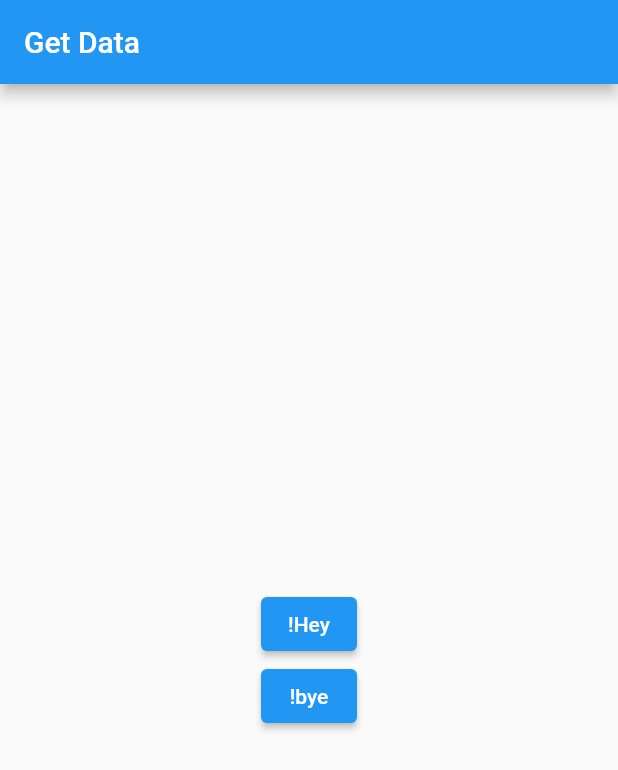
After one commit to bilal1080/basics, a Flutter app: the screen it shows after launch, after a tap on "Pick any option", on a phone screen of 412 x 824 dp. The commit adds this screen. Shown: the top 770 px of the screen. Run offline on Flutter 3.47's test engine with Material 2 defaults, Android fonts, the phone set to English and light mode, and no system bars.

Commit message:
fifth commit

```diff
--- a/lib/main.dart
+++ b/lib/main.dart
@@ -1,6 +1,8 @@
 import 'package:flutter/material.dart';
+import 'package:flutter_medium/new.dart';
+import 'package:flutter_medium/returnDataToScreen.dart';
 
-import 'ongenerateRoute.dart';
+//import 'ongenerateRoute.dart';
 // import 'package:flutter_medium/screen1.dart';
 // import 'package:flutter_medium/screen2.dart';
 // import 'package:flutter_medium/secondScreen.dart';
@@ -15,9 +17,7 @@ class MyApp extends StatelessWidget {
   Widget build(BuildContext context) {
     return MaterialApp(
       debugShowCheckedModeBanner: false,
-      initialRoute: '/',
-     onGenerateRoute: RouteGenerator.generateRoute,
-
+      home: Screen(),
     );
   }
 }
--- /dev/null
+++ b/lib/new.dart
@@ -0,0 +1,78 @@
+import 'package:flutter/material.dart';
+class Screen extends StatelessWidget {
+  const Screen({Key? key}) : super(key: key);
+
+  @override
+  Widget build(BuildContext context) {
+    return Scaffold(
+      appBar: AppBar(
+        title: const Text('Returning Data Demo'),
+      ),
+      body: const Center(
+        child: NewHomeScreen(),
+      ),
+    );
+  }
+}
+class NewHomeScreen extends StatelessWidget {
+  const NewHomeScreen({Key? key}) : super(key: key);
+
+  @override
+  Widget build(BuildContext context) {
+    return ElevatedButton(
+            child: Text('Pick any option'),
+            onPressed: () {
+              _getdata(context);
+            },
+
+    );
+  }
+
+  _getdata(BuildContext context) async {
+    final data = await Navigator.push(
+      context,
+      MaterialPageRoute(builder: (context) => NewScreen()),
+    );
+
+    ScaffoldMessenger.of(context)
+      ..removeCurrentSnackBar()
+      ..showSnackBar(SnackBar(content: Text('$data')));
+  }
+
+
+}
+
+
+
+class NewScreen extends StatelessWidget {
+  const NewScreen({Key? key}) : super(key: key);
+
+  @override
+  Widget build(BuildContext context) {
+    return MaterialApp(
+      debugShowCheckedModeBanner: false,
+      home: Scaffold(
+        appBar: AppBar(
+          title: Text('Get Data'),
+        ),
+        body: Center(
+          child: Column(
+            mainAxisAlignment: MainAxisAlignment.center,
+            children: [
+              ElevatedButton(
+                  onPressed: () {
+                    Navigator.pop(context, 'i have click hey');
+                  },
+                  child: Text('!Hey')),
+              ElevatedButton(
+                  onPressed: () {
+                    Navigator.pop(context, 'i have click bye');
+                  },
+                  child: Text('!bye')),
+            ],
+          ),
+        ),
+      ),
+    );
+  }
+}
```
Also changed, not shown: lib/returnDataToScreen.dart (added, +88 -0 lines).
